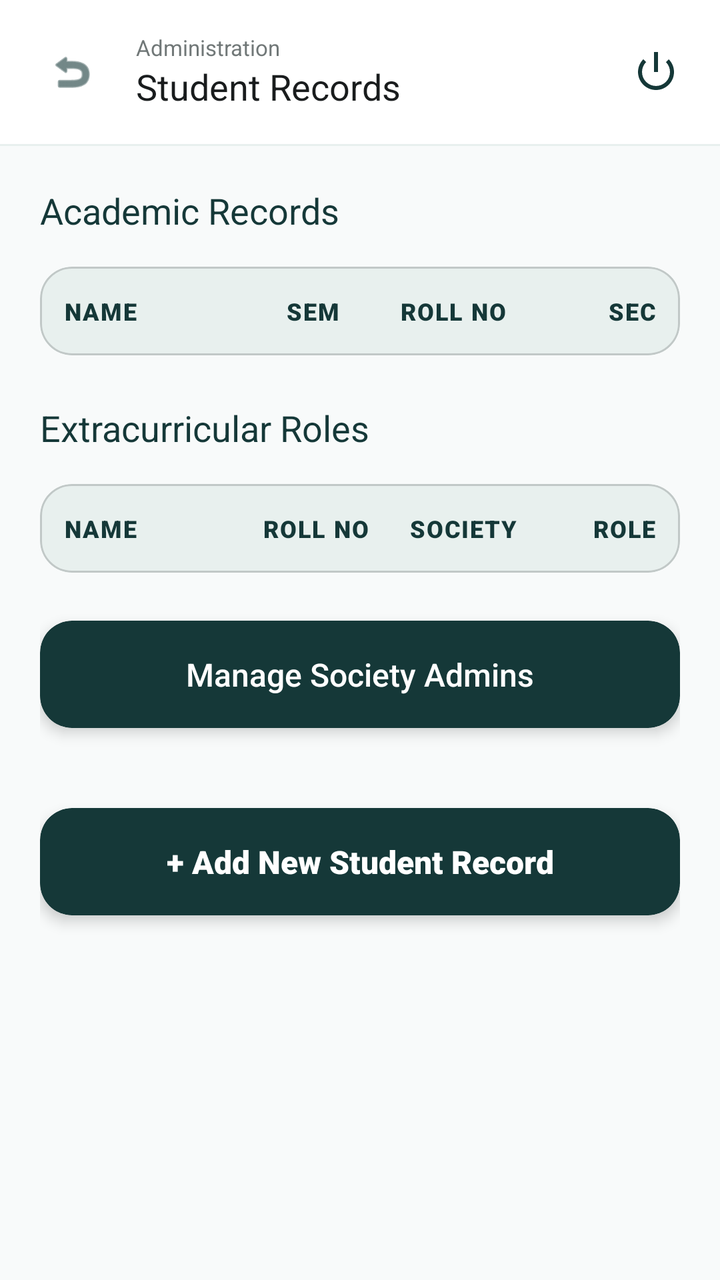
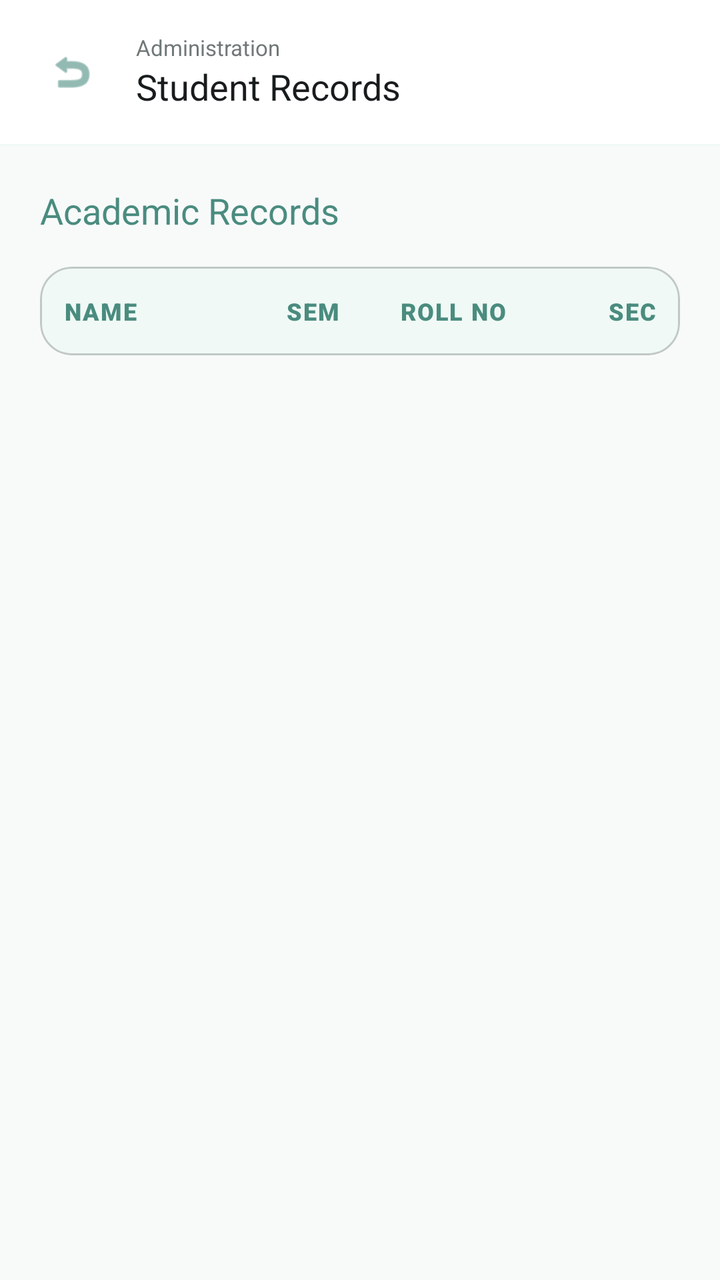

Compare the two renders of this Android layout. The source of the first and the diff that turns it into the second are given below.
<!-- AndroidManifest.xml: application theme Theme.CampusBiome -->
<!-- res/layout/activity_admin_students.xml -->
<?xml version="1.0" encoding="utf-8"?>
<androidx.constraintlayout.widget.ConstraintLayout xmlns:android="http://schemas.android.com/apk/res/android"
    xmlns:app="http://schemas.android.com/apk/res-auto"
    xmlns:tools="http://schemas.android.com/tools"
    android:layout_width="match_parent"
    android:layout_height="match_parent"
    android:background="#F8FAFA">

    
    <LinearLayout
        android:id="@+id/topBar"
        android:layout_width="match_parent"
        android:layout_height="72dp"
        android:background="#FFFFFF"
        android:gravity="center_vertical"
        android:orientation="horizontal"
        android:paddingHorizontal="20dp"
        app:layout_constraintTop_toTopOf="parent">

        <ImageView
            android:id="@+id/btnBack"
            android:layout_width="32dp"
            android:layout_height="32dp"
            android:background="?attr/selectableItemBackgroundBorderless"
            android:padding="4dp"
            android:src="@android:drawable/ic_menu_revert"
            app:tint="#153838" />

        <LinearLayout
            android:layout_width="0dp"
            android:layout_height="wrap_content"
            android:layout_marginStart="16dp"
            android:layout_weight="1"
            android:orientation="vertical">
            <TextView
                android:layout_width="wrap_content"
                android:layout_height="wrap_content"
                android:text="Administration"
                android:textColor="#717878"
                android:textSize="11sp" />
            <TextView
                android:layout_width="wrap_content"
                android:layout_height="wrap_content"
                android:fontFamily="sans-serif-bold"
                android:text="Student Records"
                android:textColor="#191C1D"
                android:textSize="18sp" />
        </LinearLayout>

        <ImageView
            android:id="@+id/btnLogout"
            android:layout_width="24dp"
            android:layout_height="24dp"
            android:background="?attr/selectableItemBackgroundBorderless"
            android:src="@android:drawable/ic_lock_power_off"
            app:tint="#153838" />
    </LinearLayout>

    <View
        android:id="@+id/topBarDivider"
        android:layout_width="match_parent"
        android:layout_height="1dp"
        android:background="#E8F0EE"
        app:layout_constraintTop_toBottomOf="@id/topBar" />

    <androidx.core.widget.NestedScrollView
        android:layout_width="match_parent"
        android:layout_height="0dp"
        app:layout_constraintBottom_toBottomOf="parent"
        app:layout_constraintTop_toBottomOf="@id/topBarDivider">

        <LinearLayout
            android:layout_width="match_parent"
            android:layout_height="wrap_content"
            android:orientation="vertical"
            android:padding="20dp">

            
            <TextView
                android:layout_width="wrap_content"
                android:layout_height="wrap_content"
                android:layout_marginBottom="16dp"
                android:fontFamily="sans-serif-bold"
                android:text="Academic Records"
                android:textColor="#153838"
                android:textSize="18sp" />

            
            <com.google.android.material.card.MaterialCardView
                android:layout_width="match_parent"
                android:layout_height="wrap_content"
                android:layout_marginBottom="24dp"
                app:cardBackgroundColor="#FFFFFF"
                app:cardCornerRadius="16dp"
                app:cardElevation="0dp"
                app:strokeColor="#C1C8C7"
                app:strokeWidth="1dp">

                <LinearLayout
                    android:layout_width="match_parent"
                    android:layout_height="wrap_content"
                    android:orientation="vertical">

                    
                    <LinearLayout
                        android:layout_width="match_parent"
                        android:layout_height="wrap_content"
                        android:background="#E8F0EE"
                        android:orientation="horizontal"
                        android:paddingVertical="14dp"
                        android:paddingHorizontal="12dp">
                        <TextView
                            android:layout_width="0dp"
                            android:layout_height="wrap_content"
                            android:layout_weight="1.2"
                            android:fontFamily="sans-serif-black"
                            android:text="NAME"
                            android:textColor="#153838"
                            android:textSize="12sp"
                            android:letterSpacing="0.05" />
                        <TextView
                            android:layout_width="0dp"
                            android:layout_height="wrap_content"
                            android:layout_weight="0.8"
                            android:fontFamily="sans-serif-black"
                            android:text="SEM"
                            android:textColor="#153838"
                            android:textSize="12sp"
                            android:gravity="center"
                            android:letterSpacing="0.05" />
                        <TextView
                            android:layout_width="0dp"
                            android:layout_height="wrap_content"
                            android:layout_weight="1"
                            android:fontFamily="sans-serif-black"
                            android:text="ROLL NO"
                            android:textColor="#153838"
                            android:textSize="12sp"
                            android:gravity="center"
                            android:letterSpacing="0.05" />
                        <TextView
                            android:layout_width="0dp"
                            android:layout_height="wrap_content"
                            android:layout_weight="0.8"
                            android:fontFamily="sans-serif-black"
                            android:text="SEC"
                            android:textColor="#153838"
                            android:textSize="12sp"
                            android:gravity="end"
                            android:letterSpacing="0.05" />
                    </LinearLayout>

                    
                    <LinearLayout
                        android:id="@+id/llStudentList"
                        android:layout_width="match_parent"
                        android:layout_height="wrap_content"
                        android:orientation="vertical"
                        android:divider="@drawable/divider_line"
                        android:showDividers="middle" />

                </LinearLayout>
            </com.google.android.material.card.MaterialCardView>

            
            <TextView
                android:layout_width="wrap_content"
                android:layout_height="wrap_content"
                android:layout_marginBottom="16dp"
                android:fontFamily="sans-serif-bold"
                android:text="Extracurricular Roles"
                android:textColor="#153838"
                android:textSize="18sp" />

            
            <com.google.android.material.card.MaterialCardView
                android:layout_width="match_parent"
                android:layout_height="wrap_content"
                android:layout_marginBottom="24dp"
                app:cardBackgroundColor="#FFFFFF"
                app:cardCornerRadius="16dp"
                app:cardElevation="0dp"
                app:strokeColor="#C1C8C7"
                app:strokeWidth="1dp">

                <LinearLayout
                    android:layout_width="match_parent"
                    android:layout_height="wrap_content"
                    android:orientation="vertical">

                    
                    <LinearLayout
                        android:layout_width="match_parent"
                        android:layout_height="wrap_content"
                        android:background="#E8F0EE"
                        android:orientation="horizontal"
                        android:paddingVertical="14dp"
                        android:paddingHorizontal="12dp">
                        <TextView
                            android:layout_width="0dp"
                            android:layout_height="wrap_content"
                            android:layout_weight="1.2"
                            android:fontFamily="sans-serif-black"
                            android:text="NAME"
                            android:textColor="#153838"
                            android:textSize="12sp"
                            android:letterSpacing="0.05" />
                        <TextView
                            android:layout_width="0dp"
                            android:layout_height="wrap_content"
                            android:layout_weight="1"
                            android:fontFamily="sans-serif-black"
                            android:text="ROLL NO"
                            android:textColor="#153838"
                            android:textSize="12sp"
                            android:gravity="center"
                            android:letterSpacing="0.05" />
                        <TextView
                            android:layout_width="0dp"
                            android:layout_height="wrap_content"
                            android:layout_weight="1"
                            android:fontFamily="sans-serif-black"
                            android:text="SOCIETY"
                            android:textColor="#153838"
                            android:textSize="12sp"
                            android:gravity="center"
                            android:letterSpacing="0.05" />
                        <TextView
                            android:layout_width="0dp"
                            android:layout_height="wrap_content"
                            android:layout_weight="0.8"
                            android:fontFamily="sans-serif-black"
                            android:text="ROLE"
                            android:textColor="#153838"
                            android:textSize="12sp"
                            android:gravity="end"
                            android:letterSpacing="0.05" />
                    </LinearLayout>

                    
                    <LinearLayout
                        android:id="@+id/llSocietyRolesList"
                        android:layout_width="match_parent"
                        android:layout_height="wrap_content"
                        android:orientation="vertical"
                        android:divider="@drawable/divider_line"
                        android:showDividers="middle" />

                </LinearLayout>
            </com.google.android.material.card.MaterialCardView>

            
            <com.google.android.material.card.MaterialCardView
                android:id="@+id/btnManageSocietyAdmins"
                android:layout_width="match_parent"
                android:layout_height="wrap_content"
                android:layout_marginBottom="16dp"
                android:clickable="true"
                android:focusable="true"
                android:foreground="?attr/selectableItemBackground"
                app:cardBackgroundColor="#153838"
                app:cardCornerRadius="16dp"
                app:cardElevation="4dp">
                <TextView
                    android:layout_width="match_parent"
                    android:layout_height="wrap_content"
                    android:gravity="center"
                    android:padding="16dp"
                    android:text="Manage Society Admins"
                    android:textColor="#FFFFFF"
                    android:textSize="16sp"
                    android:fontFamily="sans-serif-medium" />
            </com.google.android.material.card.MaterialCardView>

            
            <LinearLayout
                android:id="@+id/llSocietyAdminList"
                android:layout_width="match_parent"
                android:layout_height="wrap_content"
                android:orientation="vertical" />

            
            <com.google.android.material.card.MaterialCardView
                android:id="@+id/btnAddStudent"
                android:layout_width="match_parent"
                android:layout_height="wrap_content"
                android:layout_marginTop="24dp"
                android:layout_marginBottom="32dp"
                android:clickable="true"
                android:focusable="true"
                android:foreground="?attr/selectableItemBackground"
                app:cardBackgroundColor="#153838"
                app:cardCornerRadius="16dp"
                app:cardElevation="4dp">
                <TextView
                    android:layout_width="match_parent"
                    android:layout_height="wrap_content"
                    android:gravity="center"
                    android:padding="16dp"
                    android:text="+ Add New Student Record"
                    android:textColor="#FFFFFF"
                    android:textSize="16sp"
                    android:fontFamily="sans-serif-black" />
            </com.google.android.material.card.MaterialCardView>

        </LinearLayout>
    </androidx.core.widget.NestedScrollView>

</androidx.constraintlayout.widget.ConstraintLayout>
<!-- resources referenced by this layout -->
<resources>
  <!-- drawable divider_line (drawable) -->
  <?xml version="1.0" encoding="utf-8"?>
  <shape xmlns:android="http://schemas.android.com/apk/res/android"
      android:shape="rectangle">
      <size android:height="1dp" />
      <solid android:color="#E8F0EE" />
  </shape>
  <style name="Theme.CampusBiome" parent="Theme.MaterialComponents.Light.NoActionBar">
          <item name="colorPrimary">@color/primary</item>
          <item name="colorPrimaryDark">@color/primary_dark</item>
          <item name="colorAccent">@color/accent</item>
          <item name="android:windowBackground">@color/background</item>
      </style>
  <color name="primary">#4A8C7F</color>
  <color name="primary_dark">#3A7066</color>
  <color name="accent">#2D6A5E</color>
  <color name="background">#E8F5F2</color>
</resources>

<!-- the commit's change to res/layout/activity_admin_students.xml (unified diff, before → after) -->
@@ -24,7 +24,7 @@
             android:background="?attr/selectableItemBackgroundBorderless"
             android:padding="4dp"
             android:src="@android:drawable/ic_menu_revert"
-            app:tint="#153838" />
+            app:tint="@color/primary" />
 
         <LinearLayout
             android:layout_width="0dp"
@@ -47,20 +47,14 @@
                 android:textSize="18sp" />
         </LinearLayout>
 
-        <ImageView
-            android:id="@+id/btnLogout"
-            android:layout_width="24dp"
-            android:layout_height="24dp"
-            android:background="?attr/selectableItemBackgroundBorderless"
-            android:src="@android:drawable/ic_lock_power_off"
-            app:tint="#153838" />
+
     </LinearLayout>
 
     <View
         android:id="@+id/topBarDivider"
         android:layout_width="match_parent"
         android:layout_height="1dp"
-        android:background="#E8F0EE"
+        android:background="#F0F9F5"
         app:layout_constraintTop_toBottomOf="@id/topBar" />
 
     <androidx.core.widget.NestedScrollView
@@ -82,7 +76,7 @@
                 android:layout_marginBottom="16dp"
                 android:fontFamily="sans-serif-bold"
                 android:text="Academic Records"
-                android:textColor="#153838"
+                android:textColor="@color/primary"
                 android:textSize="18sp" />
 
             
@@ -105,7 +99,7 @@
                     <LinearLayout
                         android:layout_width="match_parent"
                         android:layout_height="wrap_content"
-                        android:background="#E8F0EE"
+                        android:background="#F0F9F5"
                         android:orientation="horizontal"
                         android:paddingVertical="14dp"
                         android:paddingHorizontal="12dp">
@@ -115,7 +109,7 @@
                             android:layout_weight="1.2"
                             android:fontFamily="sans-serif-black"
                             android:text="NAME"
-                            android:textColor="#153838"
+                            android:textColor="@color/primary"
                             android:textSize="12sp"
                             android:letterSpacing="0.05" />
                         <TextView
@@ -124,7 +118,7 @@
                             android:layout_weight="0.8"
                             android:fontFamily="sans-serif-black"
                             android:text="SEM"
-                            android:textColor="#153838"
+                            android:textColor="@color/primary"
                             android:textSize="12sp"
                             android:gravity="center"
                             android:letterSpacing="0.05" />
@@ -134,7 +128,7 @@
                             android:layout_weight="1"
                             android:fontFamily="sans-serif-black"
                             android:text="ROLL NO"
-                            android:textColor="#153838"
+                            android:textColor="@color/primary"
                             android:textSize="12sp"
                             android:gravity="center"
                             android:letterSpacing="0.05" />
@@ -144,7 +138,7 @@
                             android:layout_weight="0.8"
                             android:fontFamily="sans-serif-black"
                             android:text="SEC"
-                            android:textColor="#153838"
+                            android:textColor="@color/primary"
                             android:textSize="12sp"
                             android:gravity="end"
                             android:letterSpacing="0.05" />
@@ -162,146 +156,7 @@
                 </LinearLayout>
             </com.google.android.material.card.MaterialCardView>
 
-            
-            <TextView
-                android:layout_width="wrap_content"
-                android:layout_height="wrap_content"
-                android:layout_marginBottom="16dp"
-                android:fontFamily="sans-serif-bold"
-                android:text="Extracurricular Roles"
-                android:textColor="#153838"
-                android:textSize="18sp" />
 
-            
-            <com.google.android.material.card.MaterialCardView
-                android:layout_width="match_parent"
-                android:layout_height="wrap_content"
-                android:layout_marginBottom="24dp"
-                app:cardBackgroundColor="#FFFFFF"
-                app:cardCornerRadius="16dp"
-                app:cardElevation="0dp"
-                app:strokeColor="#C1C8C7"
-                app:strokeWidth="1dp">
-
-                <LinearLayout
-                    android:layout_width="match_parent"
-                    android:layout_height="wrap_content"
-                    android:orientation="vertical">
-
-                    
-                    <LinearLayout
-                        android:layout_width="match_parent"
-                        android:layout_height="wrap_content"
-                        android:background="#E8F0EE"
-                        android:orientation="horizontal"
-                        android:paddingVertical="14dp"
-                        android:paddingHorizontal="12dp">
-                        <TextView
-                            android:layout_width="0dp"
-                            android:layout_height="wrap_content"
-                            android:layout_weight="1.2"
-                            android:fontFamily="sans-serif-black"
-                            android:text="NAME"
-                            android:textColor="#153838"
-                            android:textSize="12sp"
-                            android:letterSpacing="0.05" />
-                        <TextView
-                            android:layout_width="0dp"
-                            android:layout_height="wrap_content"
-                            android:layout_weight="1"
-                            android:fontFamily="sans-serif-black"
-                            android:text="ROLL NO"
-                            android:textColor="#153838"
-                            android:textSize="12sp"
-                            android:gravity="center"
-                            android:letterSpacing="0.05" />
-                        <TextView
-                            android:layout_width="0dp"
-                            android:layout_height="wrap_content"
-                            android:layout_weight="1"
-                            android:fontFamily="sans-serif-black"
-                            android:text="SOCIETY"
-                            android:textColor="#153838"
-                            android:textSize="12sp"
-                            android:gravity="center"
-                            android:letterSpacing="0.05" />
-                        <TextView
-                            android:layout_width="0dp"
-                            android:layout_height="wrap_content"
-                            android:layout_weight="0.8"
-                            android:fontFamily="sans-serif-black"
-                            android:text="ROLE"
-                            android:textColor="#153838"
-                            android:textSize="12sp"
-                            android:gravity="end"
-                            android:letterSpacing="0.05" />
-                    </LinearLayout>
-
-                    
-                    <LinearLayout
-                        android:id="@+id/llSocietyRolesList"
-                        android:layout_width="match_parent"
-                        android:layout_height="wrap_content"
-                        android:orientation="vertical"
-                        android:divider="@drawable/divider_line"
-                        android:showDividers="middle" />
-
-                </LinearLayout>
-            </com.google.android.material.card.MaterialCardView>
-
-            
-            <com.google.android.material.card.MaterialCardView
-                android:id="@+id/btnManageSocietyAdmins"
-                android:layout_width="match_parent"
-                android:layout_height="wrap_content"
-                android:layout_marginBottom="16dp"
-                android:clickable="true"
-                android:focusable="true"
-                android:foreground="?attr/selectableItemBackground"
-                app:cardBackgroundColor="#153838"
-                app:cardCornerRadius="16dp"
-                app:cardElevation="4dp">
-                <TextView
-                    android:layout_width="match_parent"
-                    android:layout_height="wrap_content"
-                    android:gravity="center"
-                    android:padding="16dp"
-                    android:text="Manage Society Admins"
-                    android:textColor="#FFFFFF"
-                    android:textSize="16sp"
-                    android:fontFamily="sans-serif-medium" />
-            </com.google.android.material.card.MaterialCardView>
-
-            
-            <LinearLayout
-                android:id="@+id/llSocietyAdminList"
-                android:layout_width="match_parent"
-                android:layout_height="wrap_content"
-                android:orientation="vertical" />
-
-            
-            <com.google.android.material.card.MaterialCardView
-                android:id="@+id/btnAddStudent"
-                android:layout_width="match_parent"
-                android:layout_height="wrap_content"
-                android:layout_marginTop="24dp"
-                android:layout_marginBottom="32dp"
-                android:clickable="true"
-                android:focusable="true"
-                android:foreground="?attr/selectableItemBackground"
-                app:cardBackgroundColor="#153838"
-                app:cardCornerRadius="16dp"
-                app:cardElevation="4dp">
-                <TextView
-                    android:layout_width="match_parent"
-                    android:layout_height="wrap_content"
-                    android:gravity="center"
-                    android:padding="16dp"
-                    android:text="+ Add New Student Record"
-                    android:textColor="#FFFFFF"
-                    android:textSize="16sp"
-                    android:fontFamily="sans-serif-black" />
-            </com.google.android.material.card.MaterialCardView>
 
         </LinearLayout>
     </androidx.core.widget.NestedScrollView>
